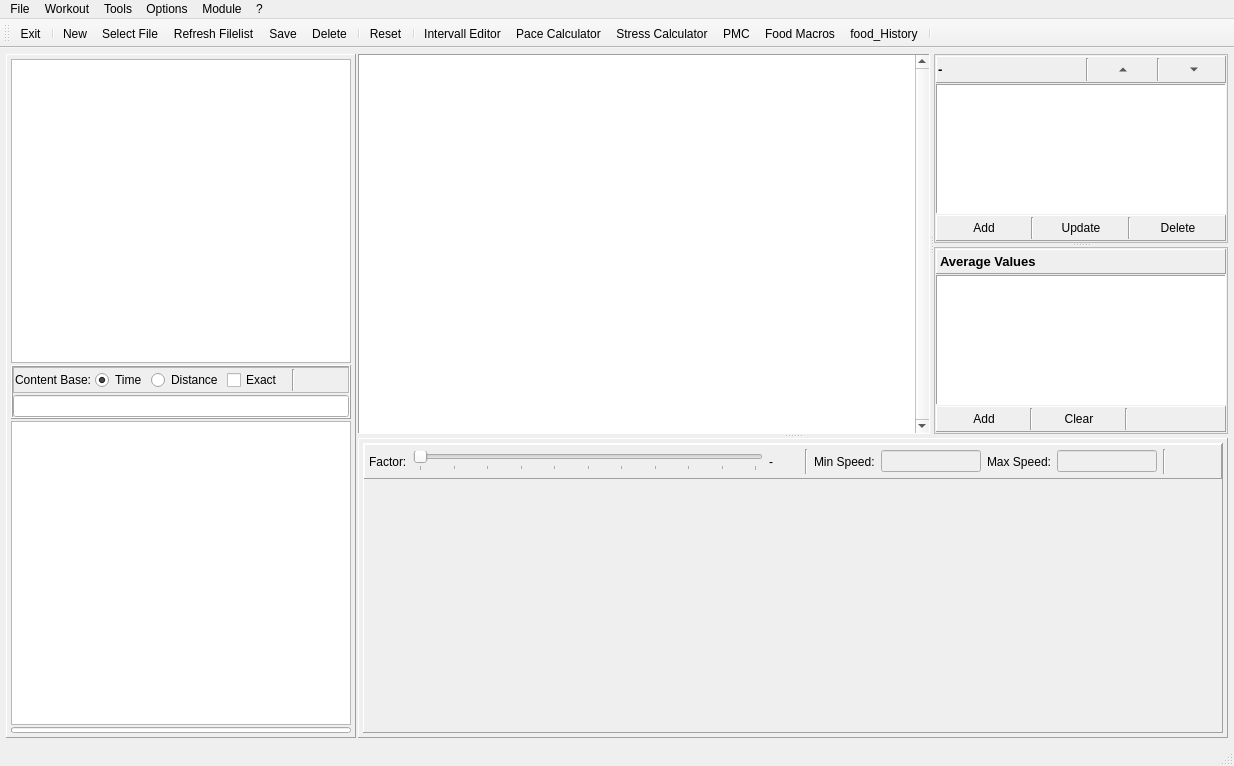
Tria-Andy/WorkoutEditor, file mainwindow.ui: the form before one commit.
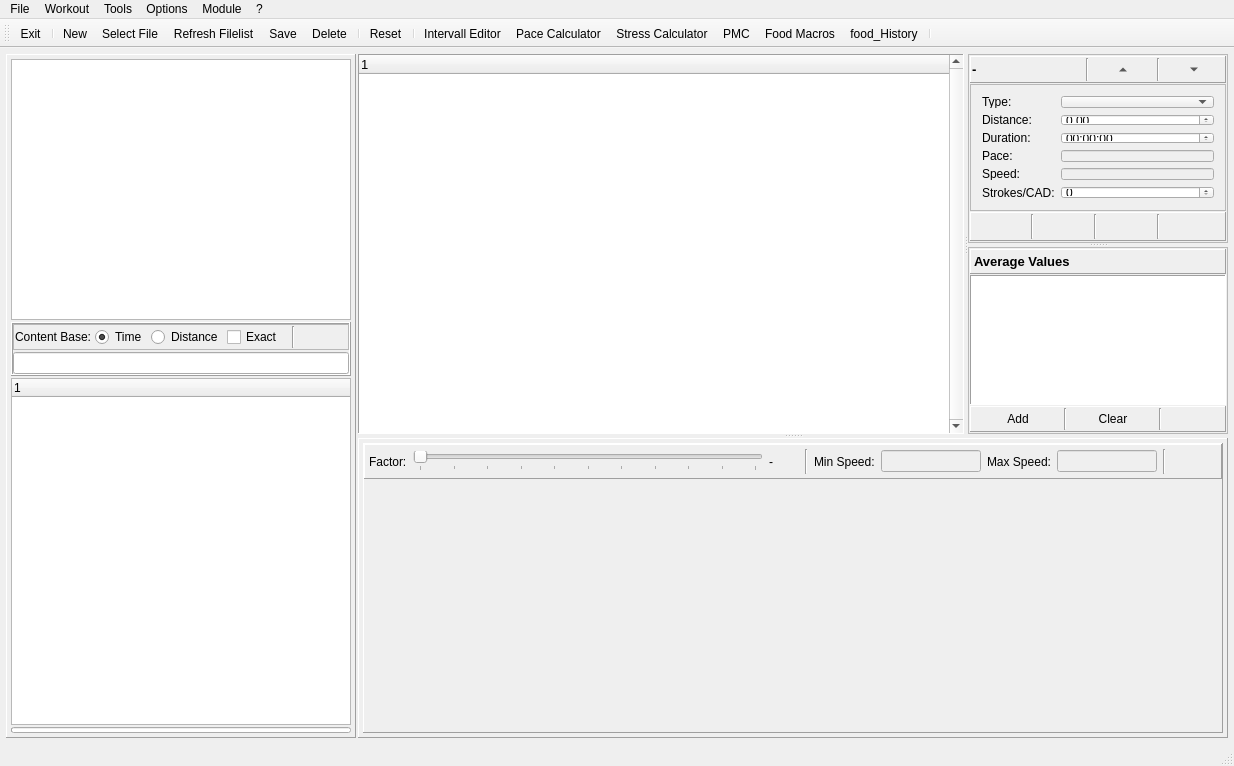
The form after the commit. The open tabs and pages were chosen to show the change. Icons and pictures are not drawn. Custom widgets are drawn as their Qt base class.

Commit message: Change Activity Handling Part2

The edit to the form file:
```diff
--- a/mainwindow.ui
+++ b/mainwindow.ui
@@ -738,7 +738,14 @@
             <number>4</number>
            </property>
            <item>
-            <widget class="QTableView" name="tableView_actInfo"/>
+            <widget class="QTableWidget" name="tableWidget_actInfo">
+             <property name="sizePolicy">
+              <sizepolicy hsizetype="Expanding" vsizetype="Expanding">
+               <horstretch>0</horstretch>
+               <verstretch>3</verstretch>
+              </sizepolicy>
+             </property>
+            </widget>
            </item>
            <item>
             <widget class="QFrame" name="frame_content">
@@ -935,7 +942,19 @@
             </widget>
            </item>
            <item>
-            <widget class="QTreeView" name="treeView_files"/>
+            <widget class="QTreeWidget" name="treeWidget_activityfiles">
+             <property name="sizePolicy">
+              <sizepolicy hsizetype="Expanding" vsizetype="Expanding">
+               <horstretch>0</horstretch>
+               <verstretch>4</verstretch>
+              </sizepolicy>
+             </property>
+             <column>
+              <property name="text">
+               <string notr="true">1</string>
+              </property>
+             </column>
+            </widget>
            </item>
            <item>
             <widget class="QProgressBar" name="progressBar_fileState">
@@ -980,7 +999,7 @@
            <property name="orientation">
             <enum>Qt::Horizontal</enum>
            </property>
-           <widget class="QTreeView" name="treeView_intervall">
+           <widget class="QTreeWidget" name="treeWidget_activity">
             <property name="sizePolicy">
              <sizepolicy hsizetype="Expanding" vsizetype="Expanding">
               <horstretch>3</horstretch>
@@ -1022,9 +1041,14 @@
               <height>6</height>
              </size>
             </property>
-            <attribute name="headerCascadingSectionResizes">
-             <bool>true</bool>
-            </attribute>
+            <property name="topLevelItemCount" stdset="0">
+             <number>0</number>
+            </property>
+            <column>
+             <property name="text">
+              <string notr="true">1</string>
+             </property>
+            </column>
            </widget>
            <widget class="QSplitter" name="splitter_editInt">
             <property name="orientation">
@@ -1073,6 +1097,18 @@
               </property>
               <item>
                <widget class="QFrame" name="frame_int">
+                <property name="sizePolicy">
+                 <sizepolicy hsizetype="Preferred" vsizetype="Preferred">
+                  <horstretch>0</horstretch>
+                  <verstretch>1</verstretch>
+                 </sizepolicy>
+                </property>
+                <property name="maximumSize">
+                 <size>
+                  <width>16777215</width>
+                  <height>30</height>
+                 </size>
+                </property>
                 <property name="frameShape">
                  <enum>QFrame::Panel</enum>
                 </property>
@@ -1180,20 +1216,105 @@
                </widget>
               </item>
               <item>
-               <widget class="QTableView" name="tableView_selectInt">
+               <widget class="QFrame" name="frame_editValues">
+                <property name="sizePolicy">
+                 <sizepolicy hsizetype="Preferred" vsizetype="Preferred">
+                  <horstretch>0</horstretch>
+                  <verstretch>2</verstretch>
+                 </sizepolicy>
+                </property>
                 <property name="frameShape">
-                 <enum>QFrame::Panel</enum>
+                 <enum>QFrame::StyledPanel</enum>
                 </property>
-                <property name="verticalScrollBarPolicy">
-                 <enum>Qt::ScrollBarAlwaysOff</enum>
+                <property name="frameShadow">
+                 <enum>QFrame::Raised</enum>
                 </property>
-                <property name="horizontalScrollBarPolicy">
-                 <enum>Qt::ScrollBarAlwaysOff</enum>
-                </property>
+                <layout class="QFormLayout" name="formLayout_2">
+                 <item row="0" column="0">
+                  <widget class="QLabel" name="label_7">
+                   <property name="text">
+                    <string>Type:</string>
+                   </property>
+                  </widget>
+                 </item>
+                 <item row="0" column="1">
+                  <widget class="QComboBox" name="comboBox_swimType"/>
+                 </item>
+                 <item row="1" column="0">
+                  <widget class="QLabel" name="label_8">
+                   <property name="text">
+                    <string>Distance: </string>
+                   </property>
+                  </widget>
+                 </item>
+                 <item row="1" column="1">
+                  <widget class="QDoubleSpinBox" name="doubleSpinBox_intDistance"/>
+                 </item>
+                 <item row="2" column="1">
+                  <widget class="QTimeEdit" name="timeEdit_intDuration"/>
+                 </item>
+                 <item row="2" column="0">
+                  <widget class="QLabel" name="label_9">
+                   <property name="text">
+                    <string>Duration:</string>
+                   </property>
+                  </widget>
+                 </item>
+                 <item row="3" column="0">
+                  <widget class="QLabel" name="label_10">
+                   <property name="text">
+                    <string>Pace:</string>
+                   </property>
+                  </widget>
+                 </item>
+                 <item row="3" column="1">
+                  <widget class="QLineEdit" name="lineEdit_intPace">
+                   <property name="enabled">
+                    <bool>false</bool>
+                   </property>
+                  </widget>
+                 </item>
+                 <item row="4" column="0">
+                  <widget class="QLabel" name="label_11">
+                   <property name="text">
+                    <string>Speed:</string>
+                   </property>
+                  </widget>
+                 </item>
+                 <item row="4" column="1">
+                  <widget class="QLineEdit" name="lineEdit_intSpeed">
+                   <property name="enabled">
+                    <bool>false</bool>
+                   </property>
+                  </widget>
+                 </item>
+                 <item row="5" column="1">
+                  <widget class="QSpinBox" name="spinBox_intCAD"/>
+                 </item>
+                 <item row="5" column="0">
+                  <widget class="QLabel" name="label_cad">
+                   <property name="text">
+                    <string>Strokes/CAD:</string>
+                   </property>
+                  </widget>
+                 </item>
+                </layout>
                </widget>
               </item>
               <item>
                <widget class="QFrame" name="frame_controls">
+                <property name="sizePolicy">
+                 <sizepolicy hsizetype="Preferred" vsizetype="Preferred">
+                  <horstretch>0</horstretch>
+                  <verstretch>1</verstretch>
+                 </sizepolicy>
+                </property>
+                <property name="maximumSize">
+                 <size>
+                  <width>16777215</width>
+                  <height>30</height>
+                 </size>
+                </property>
                 <property name="frameShape">
                  <enum>QFrame::Panel</enum>
                 </property>
@@ -1218,21 +1339,76 @@
                  </property>
                  <item>
                   <widget class="QToolButton" name="toolButton_add">
+                   <property name="sizePolicy">
+                    <sizepolicy hsizetype="Fixed" vsizetype="Fixed">
+                     <horstretch>1</horstretch>
+                     <verstretch>0</verstretch>
+                    </sizepolicy>
+                   </property>
                    <property name="minimumSize">
                     <size>
-                     <width>90</width>
-                     <height>22</height>
+                     <width>25</width>
+                     <height>25</height>
                     </size>
                    </property>
                    <property name="maximumSize">
                     <size>
-                     <width>100</width>
+                     <width>16777215</width>
                      <height>16777215</height>
                     </size>
                    </property>
-                   <property name="text">
+                   <property name="toolTip">
                     <string>Add</string>
                    </property>
+                   <property name="text">
+                    <string/>
+                   </property>
+                   <property name="icon">
+                    <iconset resource="resources.qrc">
+                     <normaloff>:/images/icons/Add.png</normaloff>:/images/icons/Add.png</iconset>
+                   </property>
+                   <property name="iconSize">
+                    <size>
+                     <width>18</width>
+                     <height>18</height>
+                    </size>
+                   </property>
+                   <property name="autoRaise">
+                    <bool>true</bool>
+                   </property>
+                  </widget>
+                 </item>
+                 <item>
+                  <widget class="Line" name="line_20">
+                   <property name="orientation">
+                    <enum>Qt::Vertical</enum>
+                   </property>
+                  </widget>
+                 </item>
+                 <item>
+                  <widget class="QToolButton" name="toolButton_split">
+                   <property name="sizePolicy">
+                    <sizepolicy hsizetype="Fixed" vsizetype="Fixed">
+                     <horstretch>1</horstretch>
+                     <verstretch>0</verstretch>
+                    </sizepolicy>
+                   </property>
+                   <property name="toolTip">
+                    <string>Split</string>
+                   </property>
+                   <property name="text">
+                    <string/>
+                   </property>
+                   <property name="icon">
+                    <iconset resource="resources.qrc">
+                     <normaloff>:/images/icons/Left-right.png</normaloff>:/images/icons/Left-right.png</iconset>
+                   </property>
+                   <property name="iconSize">
+                    <size>
+                     <width>18</width>
+                     <height>18</height>
+                    </size>
+                   </property>
                    <property name="autoRaise">
                     <bool>true</bool>
                    </property>
@@ -1247,21 +1423,40 @@
                  </item>
                  <item>
                   <widget class="QToolButton" name="toolButton_update">
+                   <property name="sizePolicy">
+                    <sizepolicy hsizetype="Fixed" vsizetype="Fixed">
+                     <horstretch>1</horstretch>
+                     <verstretch>0</verstretch>
+                    </sizepolicy>
+                   </property>
                    <property name="minimumSize">
                     <size>
-                     <width>90</width>
-                     <height>22</height>
+                     <width>25</width>
+                     <height>25</height>
                     </size>
                    </property>
                    <property name="maximumSize">
                     <size>
-                     <width>100</width>
+                     <width>16777215</width>
                      <height>16777215</height>
                     </size>
                    </property>
-                   <property name="text">
+                   <property name="toolTip">
                     <string>Update</string>
                    </property>
+                   <property name="text">
+                    <string/>
+                   </property>
+                   <property name="icon">
+                    <iconset resource="resources.qrc">
+                     <normaloff>:/images/icons/Update.png</normaloff>:/images/icons/Update.png</iconset>
+                   </property>
+                   <property name="iconSize">
+                    <size>
+                     <width>18</width>
+                     <height>18</height>
+                    </size>
+                   </property>
                    <property name="autoRaise">
                     <bool>true</bool>
                    </property>
@@ -1276,21 +1471,40 @@
                  </item>
                  <item>
                   <widget class="QToolButton" name="toolButton_delete">
+                   <property name="sizePolicy">
+                    <sizepolicy hsizetype="Fixed" vsizetype="Fixed">
+                     <horstretch>1</horstretch>
+                     <verstretch>0</verstretch>
+                    </sizepolicy>
+                   </property>
                    <property name="minimumSize">
                     <size>
-                     <width>90</width>
-                     <height>22</height>
+                     <width>25</width>
+                     <height>25</height>
                     </size>
                    </property>
                    <property name="maximumSize">
                     <size>
-                     <width>100</width>
+                     <width>16777215</width>
                      <height>16777215</height>
                     </size>
                    </property>
-                   <property name="text">
+                   <property name="toolTip">
                     <string>Delete</string>
                    </property>
+                   <property name="text">
+                    <string/>
+                   </property>
+                   <property name="icon">
+                    <iconset resource="resources.qrc">
+                     <normaloff>:/images/icons/Erase.png</normaloff>:/images/icons/Erase.png</iconset>
+                   </property>
+                   <property name="iconSize">
+                    <size>
+                     <width>18</width>
+                     <height>18</height>
+                    </size>
+                   </property>
                    <property name="autoRaise">
                     <bool>true</bool>
                    </property>
@@ -1369,7 +1583,7 @@
                </widget>
               </item>
               <item>
-               <widget class="QTableView" name="tableView_avgValues">
+               <widget class="QTableWidget" name="tableWidget_avgValues">
                 <property name="frameShape">
                  <enum>QFrame::Panel</enum>
                 </property>
```
Left out of the diff: 2 changed lines with no effect on the pictures. The commit also changes 17 other files.
